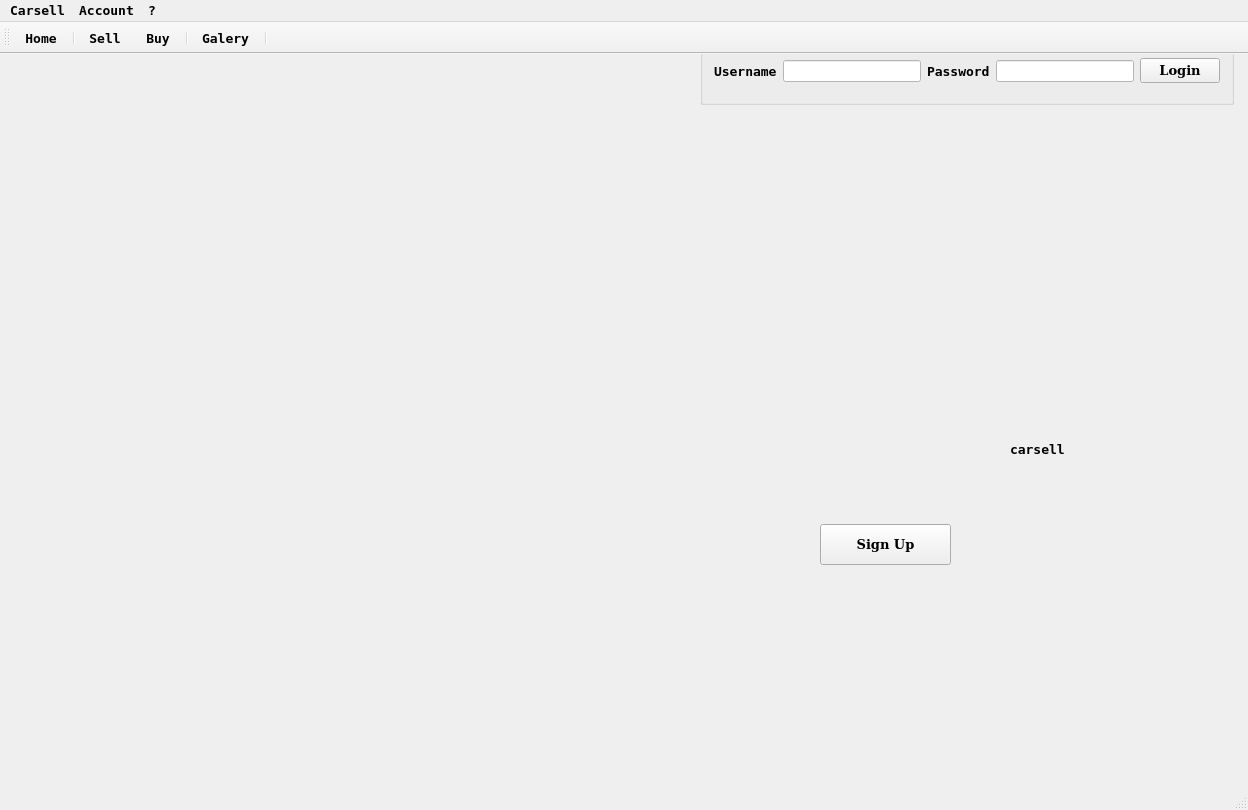
The window that carsell.ui (danieldir/carSellGui) describes before a commit, drawn with Qt 5.
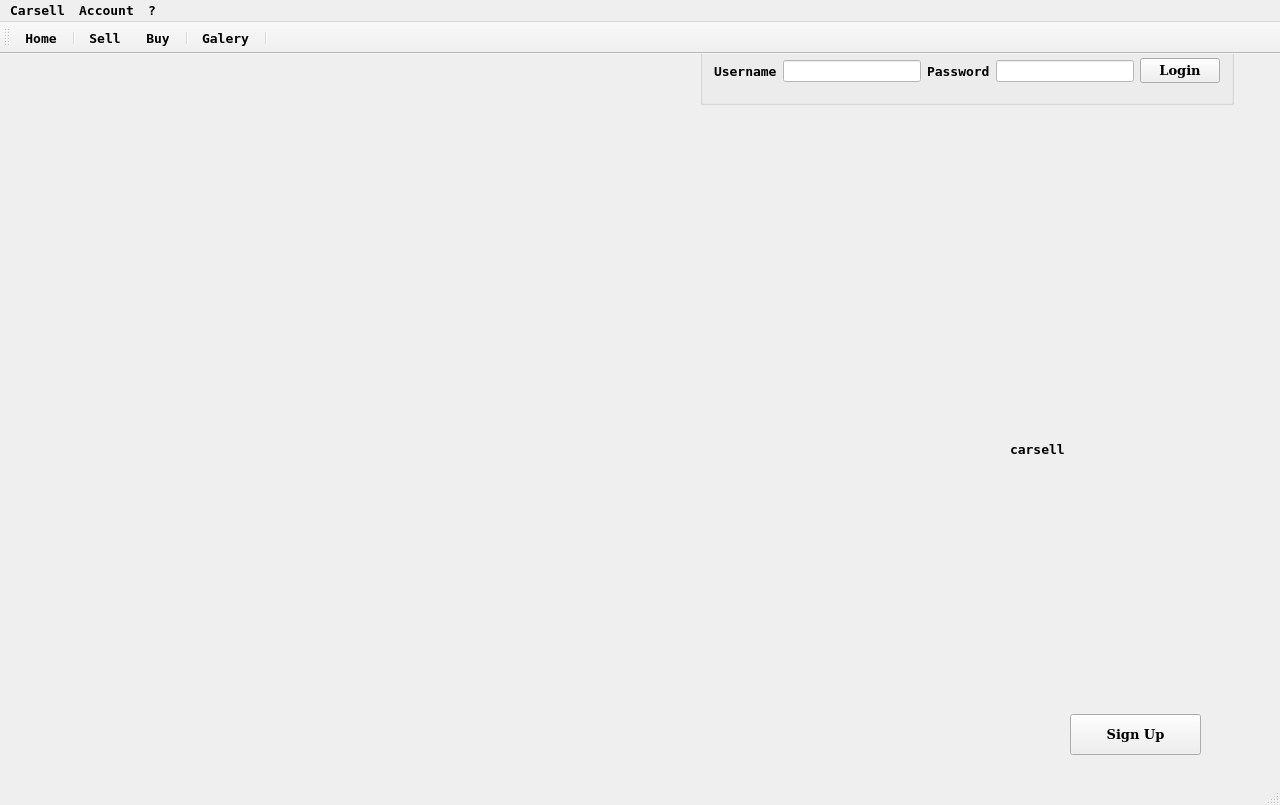
The same window after the commit. Icons and pictures are not drawn.

```diff
--- a/carsell.ui
+++ b/carsell.ui
@@ -6,8 +6,8 @@
    <rect>
     <x>0</x>
     <y>0</y>
-    <width>1248</width>
-    <height>810</height>
+    <width>1280</width>
+    <height>805</height>
    </rect>
   </property>
   <property name="font">
@@ -83,8 +83,8 @@
      <widget class="QPushButton" name="signUpButton">
       <property name="geometry">
        <rect>
-        <x>820</x>
-        <y>470</y>
+        <x>1070</x>
+        <y>660</y>
         <width>131</width>
         <height>41</height>
        </rect>
@@ -1754,7 +1754,7 @@
     <rect>
      <x>0</x>
      <y>0</y>
-     <width>1248</width>
+     <width>1280</width>
      <height>22</height>
     </rect>
    </property>
```
